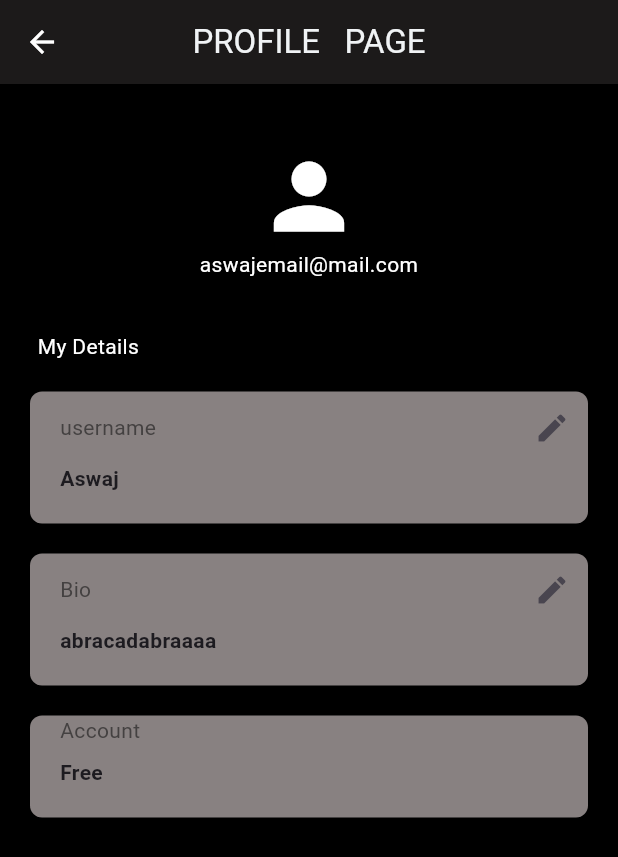
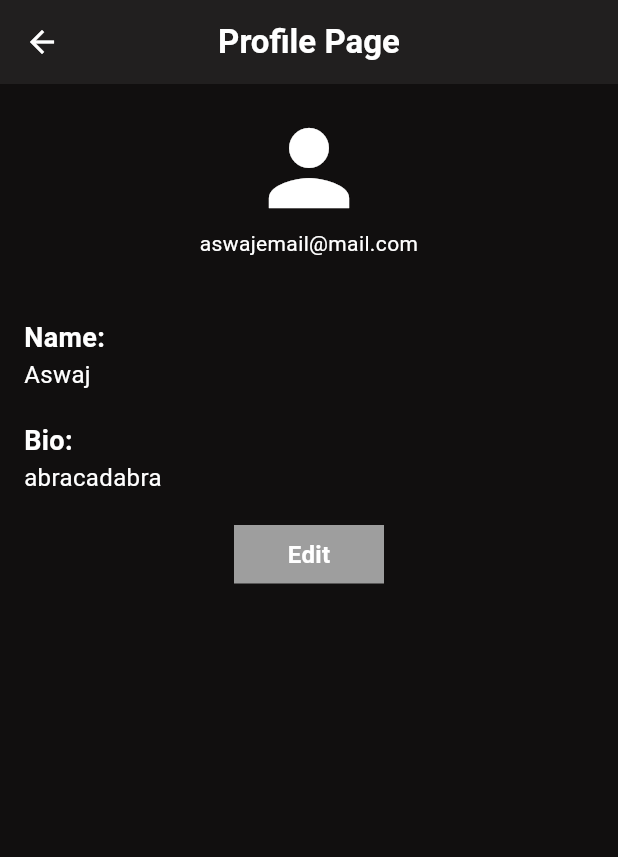
Before and after one commit to MidhunNk/MusicApp, a Flutter app: the screen it shows after launch, after a tap on the "person" icon, on a phone screen of 412 x 824 dp. Shown: the top 857 px of the screen. Run offline on Flutter 3.47's test engine with Material 3 defaults, Android fonts, the light colour scheme and no system bars.

Commit message:
new profile page

```diff
--- a/lib/Screens/basicScreen/ProfileScreen.dart
+++ b/lib/Screens/basicScreen/ProfileScreen.dart
@@ -1,64 +1,144 @@
 import 'package:flutter/material.dart';
-import 'package:music_app/accountbox.dart';
-import 'package:music_app/textbox.dart';
+void main() {
+  runApp(MyApp());
+}
 
-class ProfileScreen extends StatelessWidget {
-  const ProfileScreen({Key? key});
+class MyApp extends StatelessWidget {
+  @override
+  Widget build(BuildContext context) {
+    return MaterialApp(
+      home: ProfileScreen(),
+    );
+  }
+}
+
+class ProfileScreen extends StatefulWidget {
+  @override
+  _ProfileScreenState createState() => _ProfileScreenState();
+}
+
+class _ProfileScreenState extends State<ProfileScreen> {
+  late TextEditingController nameController;
+  late TextEditingController bioController;
+  bool isEditing = false;
+
+  @override
+  void initState() {
+    super.initState();
+    nameController = TextEditingController(text: 'Aswaj');
+    bioController = TextEditingController(text: 'abracadabra');
+  }
+
+  @override
+  void dispose() {
+    nameController.dispose();
+    bioController.dispose();
+    super.dispose();
+  }
+
+  void toggleEditMode() {
+    setState(() {
+      isEditing = !isEditing;
+    });
+  }
 
   @override
   Widget build(BuildContext context) {
     return Scaffold(
-
-      backgroundColor: Colors.black,
+      backgroundColor: const Color.fromARGB(255, 17, 15, 15),
       appBar: AppBar(
         leading: const BackButton(color: Colors.white),
-        title:const Text(
-          'PROFILE   PAGE',
-          style: TextStyle(color: Color.fromARGB(255, 240, 243, 245)),
+        backgroundColor: const Color.fromARGB(255, 33, 31, 31),
+        title: const Text(
+          'Profile Page',
+          style: TextStyle(
+            color: Colors.white,
+            fontWeight: FontWeight.bold,
+          ),
         ),
-        backgroundColor: const Color.fromARGB(255, 28, 26, 26),
         centerTitle: true,
       ),
+      body: Padding(
+        padding: const EdgeInsets.all(16.0),
+        child: Column(
+          crossAxisAlignment: CrossAxisAlignment.start,
+          children: [
+            const Center(
+              child:  Column(
+                children: [
+                  Icon(
+                    Icons.person,
+                    size: 80,
+                    color: Colors.white,
+                  ),
+                  Text(
+                    'aswajemail@mail.com',
+                    textAlign: TextAlign.center,
+                    style: TextStyle(color: Colors.white),
+                  ),
+                ],
+              ),
+            ),
+            const SizedBox(height: 40,),
+            const Text(
+              'Name:',
+              style: TextStyle(fontSize: 18, color: Colors.white, fontWeight: FontWeight.bold),
+            ),
+            if (isEditing)
+              TextFormField(
+                controller: nameController,
+                style: const TextStyle(fontSize: 16,color: Color.fromARGB(255, 175, 170, 170),),
+              )
+            else
+              Text(
+                nameController.text,
+                style: const TextStyle(fontSize: 16, color: Colors.white),
+              ),
+            const SizedBox(height: 20),
+            const Text(
+              'Bio:',
+              style: TextStyle(fontSize: 18, color: Colors.white, fontWeight: FontWeight.bold),
+            ),
+            if (isEditing)
+              TextFormField(
+                controller: bioController,
+                style: const TextStyle(fontSize: 16, color: Color.fromARGB(255, 175, 170, 170),),
+              )
+            else
+              Text(
+                bioController.text,
+                style: const TextStyle(fontSize: 16, color: Colors.white),
+              ),
+            const SizedBox(height: 20),
+            GestureDetector(
+              onTap: toggleEditMode,
+              child: Padding(
+                padding: const EdgeInsets.only(left: 140,right: 140,),
+                child: Container(
+                  color: Colors.grey,
+                  child:const Center(
+                    child: Padding(
+                      padding:  EdgeInsets.all(8.0),
+                      child:  Text(
+                        'Edit',
+                        style: TextStyle(
+                          color: Colors.white,
+                          fontSize: 16,
+                          fontWeight: FontWeight.bold,
+                        ),
+                      ),
+                    ),
+                  ),
+                ),
+              ),
+            ),
 
-      body:ListView (children: const [
-         SizedBox(
-        height: 40,
-        ),
-        //profile pic
-         Icon(Icons.person,size: 70,color: Colors.white,),
+          ],
 
-         Text('aswajemail@mail.com',
-         textAlign: TextAlign.center,
-         style: TextStyle(color: Colors.white),),
-
-
-        //name
-        Padding(
-          padding: EdgeInsets.only(left:25,top: 35),
-          child: Text('My Details',
-          style: TextStyle(color: Colors.white),),
         ),
 
-        MyTextBox(
-          text:'Aswaj',
-         sectionName: 'username',
-         ),
+      ),
 
-         MyTextBox(
-          text:'abracadabraaaa',
-         sectionName: 'Bio', ),
-
-         MyTextiBox(text: 'Free', sectionName: 'Account'),
-
-
-
-
-
-        //mail
-
-        //details
-
-      ],),
     );
   }
 }
--- a/lib/Screens/homescreen/Mainscreen.dart
+++ b/lib/Screens/homescreen/Mainscreen.dart
@@ -38,7 +38,7 @@ class MainScreen extends StatelessWidget {
               // Navigate to the profile page when the person icon is tapped
               Navigator.push(
                 context,
-                MaterialPageRoute(builder: (context) => const ProfileScreen()),
+                MaterialPageRoute(builder: (context) =>  ProfileScreen()),
               );
             },
             child: const Padding(
--- a/lib/accountbox.dart
+++ /dev/null
@@ -1,38 +0,0 @@
-import 'package:flutter/material.dart';
-
-class MyTextiBox extends StatelessWidget {
-  final String text;
-  final String sectionName;
-
-  const MyTextiBox({
-    Key? key,
-    required this.text,
-    required this.sectionName,
-  }) : super(key: key);
-
-  @override
-  Widget build(BuildContext context) {
-    return Container(
-      decoration: BoxDecoration(
-        color: const Color.fromARGB(255, 136, 129, 129),
-        borderRadius: BorderRadius.circular(8),
-      ),
-      padding: const EdgeInsets.only(left: 20, bottom: 20),
-      margin: const EdgeInsets.only(left: 20, right: 20, top: 20),
-      child: Column(
-        crossAxisAlignment: CrossAxisAlignment.start,
-        children: [
-          Text(
-            sectionName,
-            style: const TextStyle(color: Color.fromARGB(255, 68, 65, 65)),
-          ),
-          const SizedBox(height: 8), // Add some spacing
-          Text(
-            text,
-            style: const TextStyle(fontWeight: FontWeight.bold),
-          ),
-        ],
-      ),
-    );
-  }
-}
--- a/lib/textbox.dart
+++ /dev/null
@@ -1,39 +0,0 @@
-import 'package:flutter/material.dart';
-
-class MyTextBox extends StatelessWidget {
-  final String text;
-  final String sectionName;
-
-  const MyTextBox({super.key,required this.text,required this.sectionName});
-
-
-  @override
-  Widget build(BuildContext context) {
-    return  Container(
-      decoration:  BoxDecoration(color:const Color.fromARGB(255, 136, 129, 129),
-      borderRadius: BorderRadius.circular(8)),
-
-      padding:const EdgeInsets.only(left: 20,bottom: 20),
-      margin: const EdgeInsets.only(left: 20,right: 20,top: 20),
-      child: Column(
-        crossAxisAlignment: CrossAxisAlignment.start,
-        children: [
-
-        Row(
-          mainAxisAlignment: MainAxisAlignment.spaceBetween,
-          children: [
-            Text(sectionName,
-            style: const TextStyle(color: Color.fromARGB(255, 68, 65, 65)),),
-            IconButton(onPressed: () {}, icon:const Icon(Icons.edit)),
-          ],
-        ),
-
-
-        Text(text,style:const TextStyle(fontWeight: FontWeight.bold),),
-
-      ],
-
-      ),
-    );
-  }
-}
```
